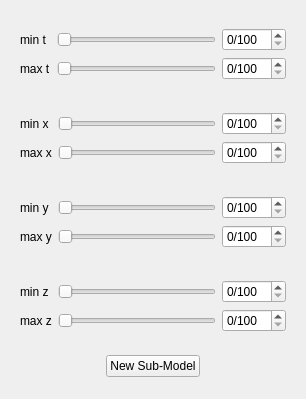
ilastik/volumina, file volumina/widgets/ui/subModelSelectionWidget.ui: the form before one commit.
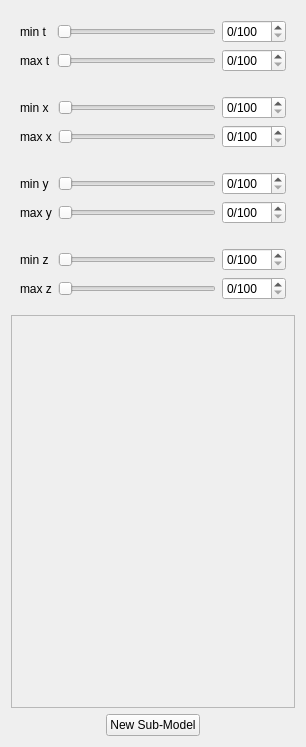
The form after the commit.

Diff of the .ui file:
```diff
--- a/volumina/widgets/ui/subModelSelectionWidget.ui
+++ b/volumina/widgets/ui/subModelSelectionWidget.ui
@@ -7,7 +7,7 @@
     <x>0</x>
     <y>0</y>
     <width>306</width>
-    <height>399</height>
+    <height>747</height>
    </rect>
   </property>
   <property name="sizePolicy">
@@ -19,8 +19,8 @@
   <property name="windowTitle">
    <string>Form</string>
   </property>
-  <layout class="QGridLayout" name="gridLayout_5">
-   <item row="0" column="0">
+  <layout class="QVBoxLayout" name="verticalLayout">
+   <item>
     <widget class="QWidget" name="widget_t" native="true">
      <property name="sizePolicy">
       <sizepolicy hsizetype="Preferred" vsizetype="Fixed">
@@ -101,7 +101,7 @@
      </layout>
     </widget>
    </item>
-   <item row="1" column="0">
+   <item>
     <widget class="QWidget" name="widget_x" native="true">
      <property name="sizePolicy">
       <sizepolicy hsizetype="Preferred" vsizetype="Fixed">
@@ -182,7 +182,7 @@
      </layout>
     </widget>
    </item>
-   <item row="2" column="0">
+   <item>
     <widget class="QWidget" name="widget_y" native="true">
      <property name="sizePolicy">
       <sizepolicy hsizetype="Preferred" vsizetype="Fixed">
@@ -263,7 +263,7 @@
      </layout>
     </widget>
    </item>
-   <item row="3" column="0">
+   <item>
     <widget class="QWidget" name="widget_z" native="true">
      <property name="sizePolicy">
       <sizepolicy hsizetype="Preferred" vsizetype="Fixed">
@@ -347,7 +347,14 @@
      </layout>
     </widget>
    </item>
-   <item row="4" column="0">
+   <item>
+    <widget class="QListView" name="_subModelListView">
+     <property name="enabled">
+      <bool>false</bool>
+     </property>
+    </widget>
+   </item>
+   <item>
     <layout class="QHBoxLayout" name="horizontalLayout">
      <item>
       <spacer name="horizontalSpacer">
```
